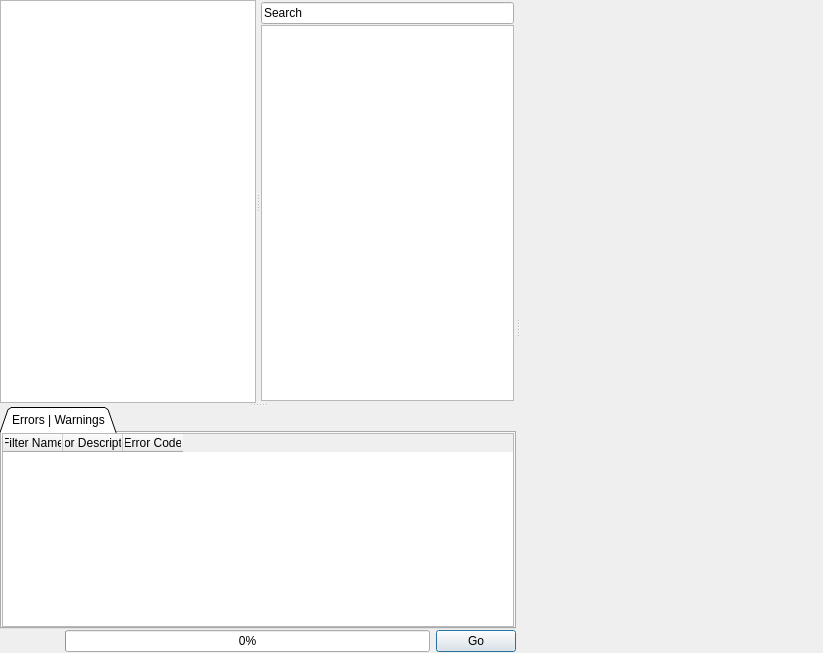
The window that Source/PipelineBuilder/UI_Files/PipelineBuilderWidget.ui (BlueQuartzSoftware/DREAM3D) describes before a commit, drawn with Qt 5.
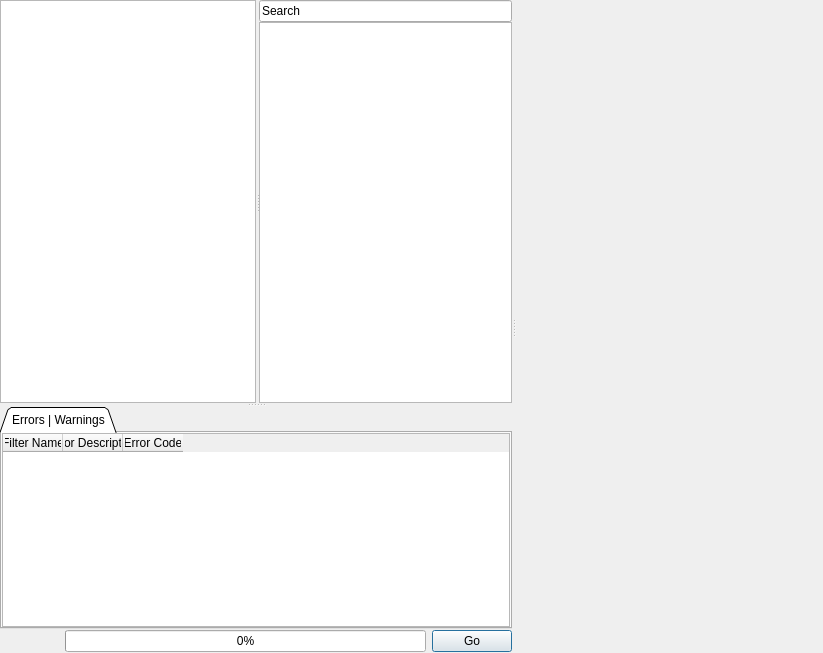
The same window after the commit. Icons and pictures are not drawn. Custom widgets are drawn as their Qt base class.

Commit message: Redesign the way the favorites and prebuilt pipelines are loaded into DREAM3D. We are now simply looking for specific folders in specific places to load those files. Also updated the tutorial for single phase synthetic creation. Adding some dummy prebuilt pipelines that need to be updated.

Patch:
```diff
--- a/Source/PipelineBuilder/UI_Files/PipelineBuilderWidget.ui
+++ b/Source/PipelineBuilder/UI_Files/PipelineBuilderWidget.ui
@@ -173,10 +173,10 @@
            </property>
            <layout class="QVBoxLayout" name="verticalLayout_6">
             <property name="spacing">
-             <number>1</number>
+             <number>0</number>
             </property>
             <property name="margin">
-             <number>2</number>
+             <number>0</number>
             </property>
             <item>
              <widget class="QLineEdit" name="filterSearch">
@@ -478,7 +478,7 @@
         <rect>
          <x>0</x>
          <y>0</y>
-         <width>300</width>
+         <width>304</width>
          <height>653</height>
         </rect>
        </property>
```
The commit also changes 9 other files.
